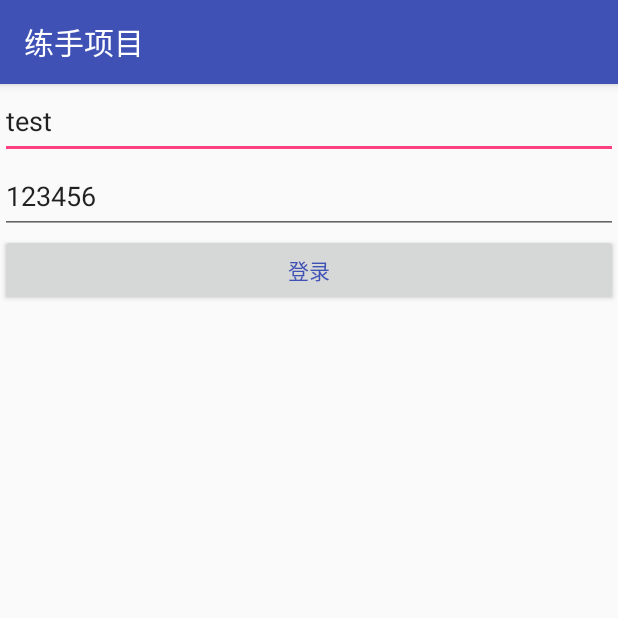
After one commit to chenyuexueer/MyTestProject, an Android app: the DataBinddingActivity screen opened directly, with no data from a screen before it, on a phone screen of 412 x 824 dp, the top half of it. The commit adds this screen. Run offline under Robolectric (Android 15) with nearby library versions, the phone set to English and light mode, and no system bars; our stand-ins replace data binding.

Commit message:
Databinding的使用

```diff
--- a/app/src/main/AndroidManifest.xml
+++ b/app/src/main/AndroidManifest.xml
@@ -100,6 +100,7 @@
         <activity android:name=".view_drag_helper.ViewDragHelperActivity6"/>
         <activity android:name=".view_drag_helper.ViewDragHelperActivity7"/>
         <activity android:name=".view_drag_helper.ViewDragHelperActivity8"/>
+        <activity android:name=".databinding.view.DataBinddingActivity"/>
     </application>
 
 </manifest>
--- a/app/src/main/java/wlj/myapplication/MainActivity.java
+++ b/app/src/main/java/wlj/myapplication/MainActivity.java
@@ -8,6 +8,7 @@ import android.view.View;
 import wlj.myapplication.bottomsheet.BottomSheetActivity;
 import wlj.myapplication.drawerlayout_navigation_toolbar.DrawerLayoutActivityDemo;
 import wlj.myapplication.mvp_demo.test.view.TestMVPActviity;
+import wlj.myapplication.databinding.view.DataBinddingActivity;
 import wlj.myapplication.my_dialg_view_test.MyViewTestActivity;
 import wlj.myapplication.my_draw_view_drawerLayout.MyDrawActivity;
 import wlj.myapplication.practice_draw_view.PracticeDrawActivity;
@@ -67,6 +68,9 @@ public class MainActivity extends AppCompatActivity {
             case R.id.view_drag_helper:
                 startActivity(new Intent(this, ViewDragHelperActivity_All.class));
                 break;
+            case R.id.to_databinding:
+                startActivity(new Intent(this, DataBinddingActivity.class));
+                break;
         }
     }
 }
--- /dev/null
+++ b/app/src/main/java/wlj/myapplication/databinding/bean/UserBean.java
@@ -0,0 +1,33 @@
+package wlj.myapplication.databinding.bean;
+/**
+ * ================================================
+ * Created by ${chenyuexueer}
+ * 时间： 2018/8/28.
+ * 说明：DataBinddingActivity数据
+ * ================================================
+ */
+public class UserBean {
+    private String name; //姓名
+    private String pwd; //密码
+
+    public UserBean(String name, String pwd) {
+        this.name = name;
+        this.pwd = pwd;
+    }
+
+    public String getName() {
+        return name;
+    }
+
+    public void setName(String name) {
+        this.name = name;
+    }
+
+    public String getPwd() {
+        return pwd;
+    }
+
+    public void setPwd(String pwd) {
+        this.pwd = pwd;
+    }
+}
--- /dev/null
+++ b/app/src/main/java/wlj/myapplication/databinding/view/DataBinddingActivity.java
@@ -0,0 +1,33 @@
+package wlj.myapplication.databinding.view;
+
+import android.databinding.DataBindingUtil;
+import android.os.Bundle;
+import android.support.annotation.Nullable;
+import android.support.v7.app.AppCompatActivity;
+
+import wlj.myapplication.R;
+import wlj.myapplication.databinding.DatabindingActivityBinding;
+import wlj.myapplication.databinding.bean.UserBean;
+
+/**
+ * ================================================
+ * Created by ${chenyuexueer}
+ * 时间： 2018/8/28.
+ * 说明：DataBinddingActivity使用
+ * ================================================
+ */
+public class DataBinddingActivity extends AppCompatActivity {
+    //它是根据对应的布局文件的名字生成的,第一个单词首字母大写，第二个单词
+    // 首字母大写，最后都会拼上Binding就是生成的Binding类
+    private DatabindingActivityBinding binding;
+
+    @Override
+    protected void onCreate(@Nullable Bundle savedInstanceState) {
+        super.onCreate(savedInstanceState);
+        binding = DataBindingUtil.setContentView(this, R.layout.databinding_activity);
+
+        UserBean userBean=new UserBean("test","123456");
+
+        binding.setUser(userBean );
+    }
+}
--- /dev/null
+++ b/app/src/main/res/layout/databinding_activity.xml
@@ -0,0 +1,30 @@
+<?xml version="1.0" encoding="utf-8"?>
+<layout
+    xmlns:android="http://schemas.android.com/apk/res/android"
+    xmlns:binding="http://schemas.android.com/apk/res-auto">
+
+    <data>
+        <variable
+            name="user"
+            type="wlj.myapplication.databinding.bean.UserBean"/>
+    </data>
+
+    <LinearLayout
+        android:layout_width="match_parent"
+        android:layout_height="match_parent"
+        android:orientation="vertical">
+        <EditText
+            android:layout_width="match_parent"
+            android:layout_height="50dp"
+            android:text="@{user.name}"/>
+        <EditText
+            android:layout_width="match_parent"
+            android:layout_height="50dp"
+            android:text="@{user.pwd}"/>
+        <Button
+            android:layout_width="match_parent"
+            android:layout_height="wrap_content"
+            android:textColor="@color/colorPrimary"
+            android:text="登录"/>
+    </LinearLayout>
+</layout>
```
Also changed, not shown: app/build.gradle (+12 -0 lines), app/src/main/res/layout/activity_main.xml (+11 -1 lines).
